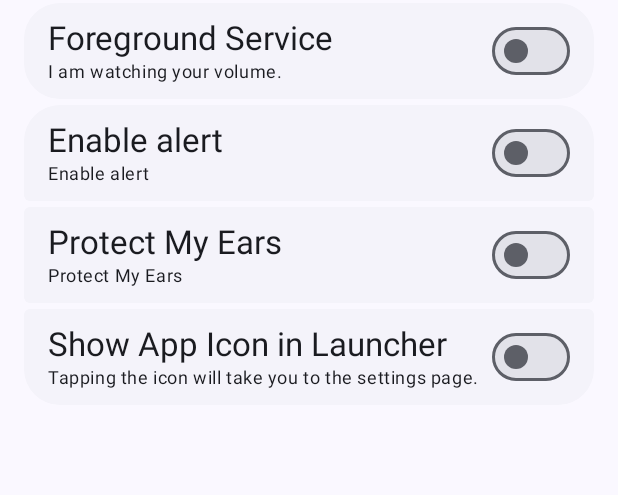
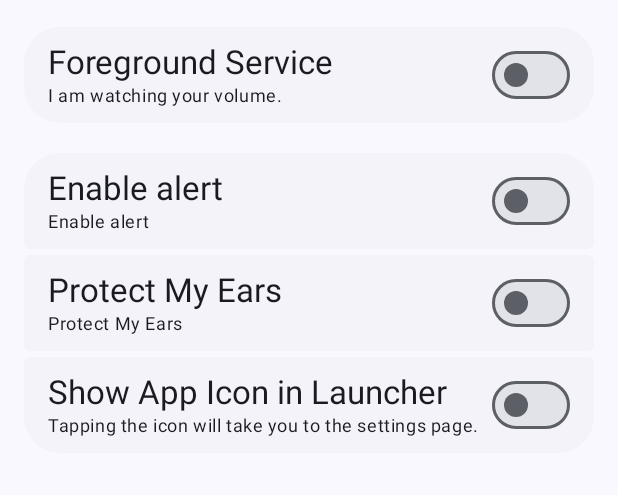
Before and after one commit to Steve-Mr/LiveInPeace, an Android app built with Jetpack Compose: the MainActivity screen opened directly, with no data from a screen before it, on a phone screen of 412 x 824 dp, the part 168-663 px from its top. Run offline under Robolectric (Android 15) with nearby library versions, the light colour scheme and no system bars; our stand-ins replace Dagger/Hilt's generated code.

Commit message:
Add spacing in SettingsScreen
This commit adds vertical spacing (16.dp) between some settings items in the `SettingsScreen` to improve visual separation.

```diff
--- a/app/src/main/java/com/maary/liveinpeace/ui/screen/SettingsScreen.kt
+++ b/app/src/main/java/com/maary/liveinpeace/ui/screen/SettingsScreen.kt
@@ -143,6 +143,8 @@ fun SettingsScreen(settingsViewModel: SettingsViewModel = viewModel()) {
             val isProtectionOn by settingsViewModel.protectionSwitchState.collectAsState()
             val isForegroundEnabled by settingsViewModel.foregroundSwitchState.collectAsState()
 
+            Spacer(modifier = Modifier.height(16.dp))
+
             SettingsItem( position = if (isForegroundEnabled) GroupPosition.TOP else GroupPosition.SINGLE) {
                 SwitchRow(
                     title = stringResource(id = R.string.default_channel),
@@ -168,6 +170,8 @@ fun SettingsScreen(settingsViewModel: SettingsViewModel = viewModel()) {
                     )
                 }
             }
+
+            Spacer(modifier = Modifier.height(16.dp))
 
             SettingsItem(GroupPosition.TOP) {
                 SwitchRow(
```
